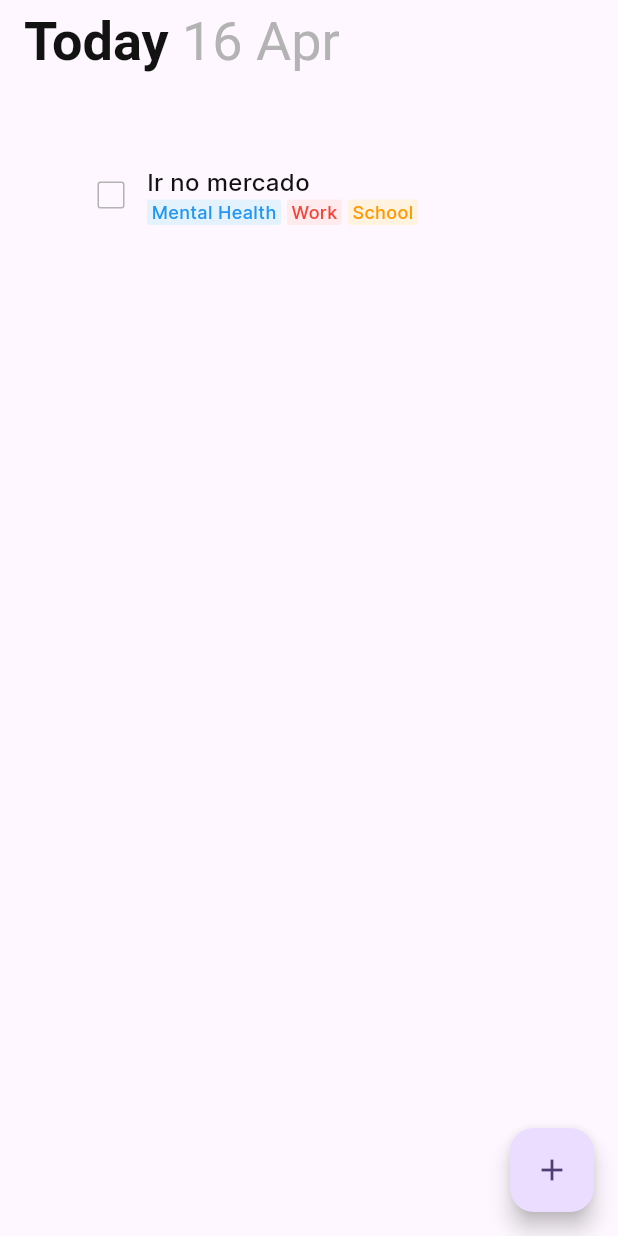
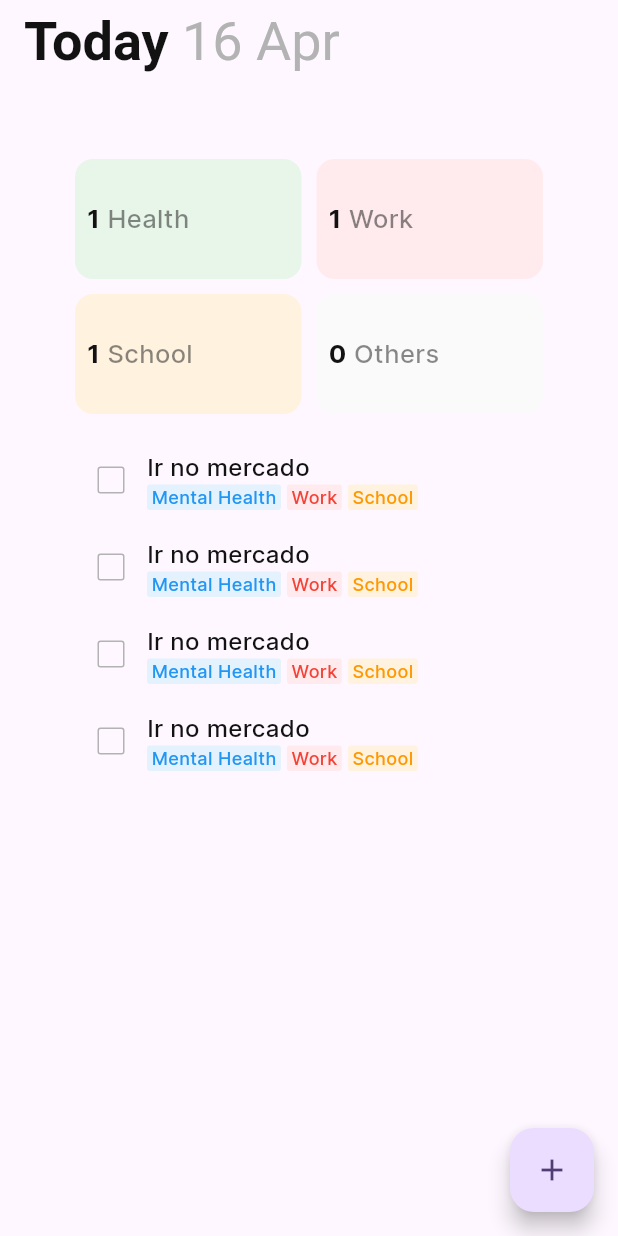
Before and after one commit to DanielArndt0/Tasked, a Flutter app: the screen it shows after launch, on a phone screen of 412 x 824 dp. Run offline on Flutter 3.47's test engine with Material 3 defaults, Android fonts, the phone set to English and light mode, and no system bars; our stand-ins replace flex_color_scheme, page_transition.

Commit message:
Home Screen tag viewer implementation

```diff
--- /dev/null
+++ b/lib/components/TagViewer.dart
@@ -0,0 +1,51 @@
+import 'package:flutter/material.dart';
+import 'package:tasked/app/AppColors.dart';
+import 'package:tasked/models/TagModel.dart';
+
+class TagViewer extends StatelessWidget {
+  final TagModel tag;
+  final int quantity;
+  const TagViewer({super.key, required this.tag, required this.quantity});
+
+  @override
+  Widget build(BuildContext context) {
+    return Container(
+      padding: EdgeInsets.all(8),
+      decoration: BoxDecoration(
+        color: tag.color!.shade50,
+        borderRadius: BorderRadius.circular(12),
+      ),
+      child: Column(
+        mainAxisAlignment: MainAxisAlignment.center,
+        children: [
+          Row(
+            mainAxisAlignment: MainAxisAlignment.start,
+            children: [
+              Text(
+                quantity.toString(),
+                style: TextStyle(
+                  fontWeight: FontWeight.bold,
+                  fontSize: 17,
+                  color: AppColors.text,
+                ),
+              ),
+              SizedBox(width: 5),
+              Expanded(
+                child: Text(
+                  tag.label,
+                  overflow: TextOverflow.ellipsis,
+                  softWrap: true,
+                  style: TextStyle(
+                    fontWeight: FontWeight.w500,
+                    fontSize: 17,
+                    color: AppColors.text.withAlpha(128),
+                  ),
+                ),
+              ),
+            ],
+          ),
+        ],
+      ),
+    );
+  }
+}
--- /dev/null
+++ b/lib/components/TagsBoard.dart
@@ -0,0 +1,58 @@
+import 'package:flutter/material.dart';
+import 'package:tasked/components/TagViewer.dart';
+import 'package:tasked/controllers/HomeScreenController.dart';
+import 'package:tasked/models/TagModel.dart';
+
+class TagsBoard extends StatelessWidget {
+  final HomeScreenController controller;
+  const TagsBoard({super.key, required this.controller});
+
+  @override
+  Widget build(BuildContext context) {
+    return GridView(
+      shrinkWrap: true,
+      physics: NeverScrollableScrollPhysics(),
+      gridDelegate: SliverGridDelegateWithFixedCrossAxisCount(
+        crossAxisCount: 2,
+        mainAxisExtent: 80,
+        mainAxisSpacing: 10,
+        crossAxisSpacing: 10,
+      ),
+
+      children: [
+        TagViewer(
+          tag: TagModel(label: 'Health'),
+          quantity:
+              controller.getTasksByTag(tag: TagModel(label: "Health")).length,
+        ),
+        TagViewer(
+          tag: TagModel(label: 'Work', color: Colors.red),
+          quantity:
+              controller
+                  .getTasksByTag(
+                    tag: TagModel(label: 'Work', color: Colors.red),
+                  )
+                  .length,
+        ),
+        TagViewer(
+          tag: TagModel(label: 'School', color: Colors.orange),
+          quantity:
+              controller
+                  .getTasksByTag(
+                    tag: TagModel(label: 'School', color: Colors.orange),
+                  )
+                  .length,
+        ),
+        TagViewer(
+          tag: TagModel(label: 'Others', color: Colors.grey),
+          quantity:
+              controller
+                  .getTasksByTag(
+                    tag: TagModel(label: 'Others', color: Colors.grey),
+                  )
+                  .length,
+        ),
+      ],
+    );
+  }
+}
--- a/lib/controllers/HomeScreenController.dart
+++ b/lib/controllers/HomeScreenController.dart
@@ -1,4 +1,7 @@
+import 'package:tasked/models/TagModel.dart';
+import 'package:tasked/models/TaskModel.dart';
+
 abstract class HomeScreenController {
   void fabPressed();
-
+  List<TaskModel> getTasksByTag({required TagModel tag});
 }
--- a/lib/models/TagModel.dart
+++ b/lib/models/TagModel.dart
@@ -5,4 +5,11 @@ class TagModel {
   MaterialColor? color;
 
   TagModel({required this.label, this.color = Colors.green});
+
+  @override
+  bool operator ==(Object other) {
+    if (identical(this, other)) return true;
+
+    return other is TagModel && other.label == label && other.color == color;
+  }
 }
--- /dev/null
+++ b/lib/repositories/TagsRepository.dart
@@ -0,0 +1,4 @@
+import 'package:tasked/models/TagModel.dart';
+import 'package:tasked/repositories/Repository.dart';
+
+abstract class TagsRepository implements Repository<TagModel> {}
--- a/lib/repositories/TaskRepository.dart
+++ b/lib/repositories/TaskRepository.dart
@@ -1,6 +1,8 @@
+import 'package:tasked/models/TagModel.dart';
 import 'package:tasked/models/TaskModel.dart';
 import 'package:tasked/repositories/Repository.dart';
 
 abstract class TaskRepository implements Repository<TaskModel> {
   List<TaskModel> getAllByDate(DateTime date);
+  List<TaskModel> getAllByTag(TagModel tag);
 }
--- a/lib/screens/HomeScreen.dart
+++ b/lib/screens/HomeScreen.dart
@@ -1,6 +1,7 @@
 import 'package:flutter/material.dart';
 import 'package:provider/provider.dart';
 import 'package:tasked/components/AppBarTitle.dart';
+import 'package:tasked/components/TagsBoard.dart';
 import 'package:tasked/components/TaskCard.dart';
 import 'package:tasked/controllers/HomeScreenController.dart';
 import 'package:tasked/models/TagModel.dart';
@@ -25,13 +26,21 @@ class _HomeScreenState extends State<HomeScreen> {
   @override
   Widget build(BuildContext context) {
     return Scaffold(
-      appBar: AppBar(
-        title: AppBarTitle(name: "Today", date: DateTime.now()),
-      ),
+      appBar: AppBar(title: AppBarTitle(name: "Today", date: DateTime.now())),
       body: Padding(
         padding: EdgeInsets.only(top: 50, left: 50, right: 50),
         child: SingleChildScrollView(
-          child: TaskCard(
+          child: Column(
+            children: [
+              TagsBoard(controller: _controller),
+              SizedBox(height: 20),
+              ListView.separated(
+                shrinkWrap: true,
+                physics: NeverScrollableScrollPhysics(),
+                separatorBuilder: (context, index) => SizedBox(height: 10),
+                itemCount: 4,
+                itemBuilder: (context, index) {
+                  return TaskCard(
                     task: TaskModel(
                       description: "Ir no mercado",
                       date: DateTime.now(),
@@ -41,6 +50,10 @@ class _HomeScreenState extends State<HomeScreen> {
                         TagModel(label: 'School', color: Colors.orange),
                       ],
                     ),
+                  );
+                },
+              ),
+            ],
           ),
         ),
       ),
--- a/lib/screens/NewTaskScreen.dart
+++ b/lib/screens/NewTaskScreen.dart
@@ -43,7 +43,6 @@ class _NewTaskScreenState extends State<NewTaskScreen> {
                   ),
                 ],
               ),
-
             ],
           ),
         ),
```
Also changed, not shown: lib/app/ProviderHandler.dart (+6 -4 lines), lib/controllers/impl/HomeScreenControllerImpl.dart (+13 -1 lines), lib/repositories/impl/TagsRepositoryImpl.dart (added, +30 -0 lines), lib/repositories/impl/TaskRepositoryImpl.dart (+13 -5 lines). Lines whose indentation alone changed are shown as unchanged.
